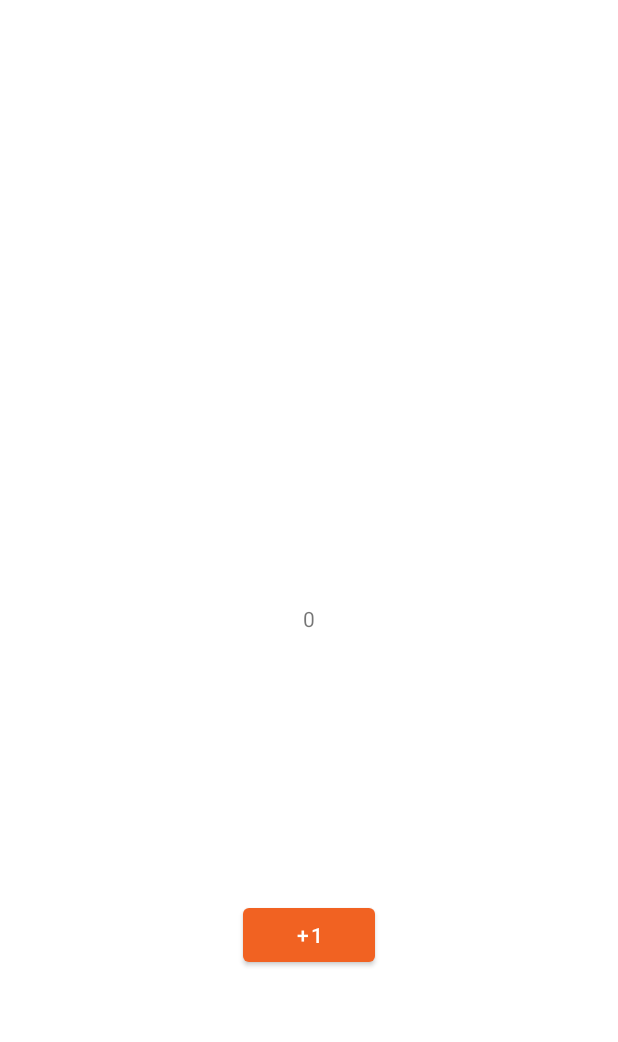
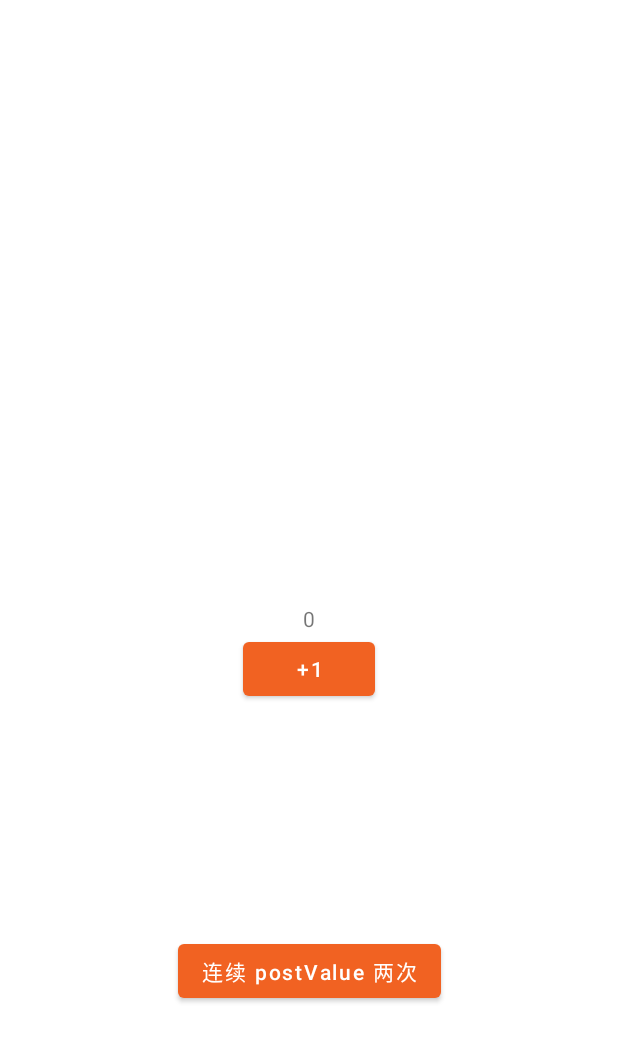
Before and after one commit to caoshen/AndroidAdvance, an Android app: the NameActivity screen opened directly, with no data from a screen before it, on a phone screen of 412 x 824 dp. Shown: the top 1042 px of the screen. Run offline under Robolectric (Android 15) with nearby library versions, the phone set to English and light mode, and no system bars; 2 statements that could not run were skipped.

Commit message:
livedata postvalue twice

```diff
--- a/jetpack/src/main/java/io/github/caoshen/androidadvance/jetpack/ui/NameActivity.kt
+++ b/jetpack/src/main/java/io/github/caoshen/androidadvance/jetpack/ui/NameActivity.kt
@@ -5,6 +5,7 @@ import android.util.Log
 import androidx.activity.viewModels
 import androidx.appcompat.app.AppCompatActivity
 import io.github.caoshen.androidadvance.jetpack.databinding.ActivityNameBinding
+import io.github.caoshen.androidadvance.jetpack.viewmodel.MyViewModel
 import io.github.caoshen.androidadvance.jetpack.viewmodel.NameViewModel
 import io.github.caoshen.baselib.utils.startActivity
 
@@ -14,6 +15,8 @@ class NameActivity : AppCompatActivity() {
     }
 
     private val nameViewModel by viewModels<NameViewModel>()
+
+    private val myViewModel by viewModels<MyViewModel>()
 
     private lateinit var binding: ActivityNameBinding
 
@@ -51,6 +54,14 @@ class NameActivity : AppCompatActivity() {
             }
         }
 
+        binding.btnPostValue.setOnClickListener {
+            myViewModel.updateTitlePost("Java")
+            myViewModel.updateTitlePost("Kotlin")
+        }
+
+        myViewModel.countLiveData.observe(this) {
+            Log.d(TAG, "livedata onChanged: value = $it")
+        }
     }
 
     override fun onResume() {
--- /dev/null
+++ b/jetpack/src/main/java/io/github/caoshen/androidadvance/jetpack/viewmodel/MyViewModel.kt
@@ -0,0 +1,24 @@
+package io.github.caoshen.androidadvance.jetpack.viewmodel
+
+import androidx.lifecycle.MutableLiveData
+import androidx.lifecycle.ViewModel
+
+/**
+ * LiveData 连续 postValue 两次，第一次的值会丢失
+ */
+class MyViewModel : ViewModel() {
+    val countLiveData = MutableLiveData<String>()
+
+    var title: String = ""
+
+    /**
+     * LiveData postValue
+     *
+     * If you called this method multiple times before a main thread executed a posted task,
+     * only the last value would be dispatched.
+     */
+    fun updateTitlePost(str: String) {
+        title = str
+        countLiveData.postValue(title)
+    }
+}
--- a/jetpack/src/main/res/layout/activity_name.xml
+++ b/jetpack/src/main/res/layout/activity_name.xml
@@ -20,8 +20,17 @@
         android:layout_width="wrap_content"
         android:layout_height="wrap_content"
         android:text="@string/plus_one"
+        app:layout_constraintEnd_toEndOf="parent"
+        app:layout_constraintStart_toStartOf="parent"
+        app:layout_constraintTop_toBottomOf="@id/tv_name" />
+
+    <Button
+        android:id="@+id/btn_post_value"
+        android:layout_width="wrap_content"
+        android:layout_height="wrap_content"
         app:layout_constraintBottom_toBottomOf="parent"
         app:layout_constraintEnd_toEndOf="parent"
         app:layout_constraintStart_toStartOf="parent"
-        app:layout_constraintTop_toBottomOf="@id/tv_name" />
+        app:layout_constraintTop_toBottomOf="@id/btn_click"
+        android:text="@string/post_twice"/>
 </androidx.constraintlayout.widget.ConstraintLayout>
--- a/jetpack/src/main/res/values/strings.xml
+++ b/jetpack/src/main/res/values/strings.xml
@@ -32,4 +32,5 @@
     <string name="kotlin_coroutines">kotlin协程</string>
     <string name="workmanager">WorkManager</string>
     <string name="record_service">录音服务</string>
+    <string name="post_twice">连续 postValue 两次</string>
 </resources>
```
